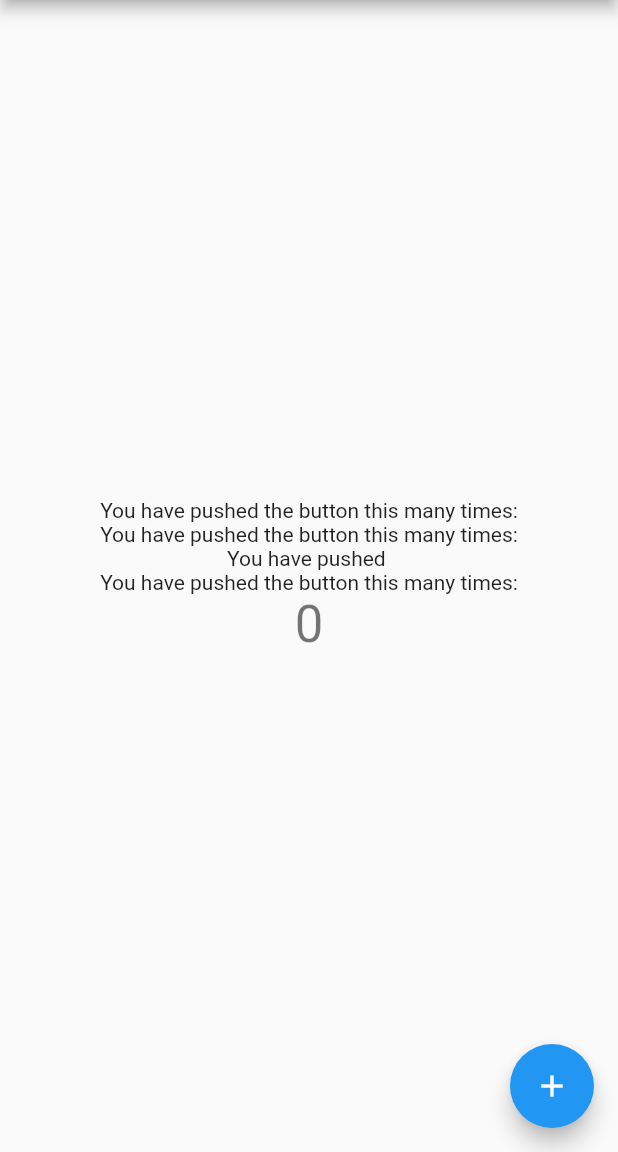
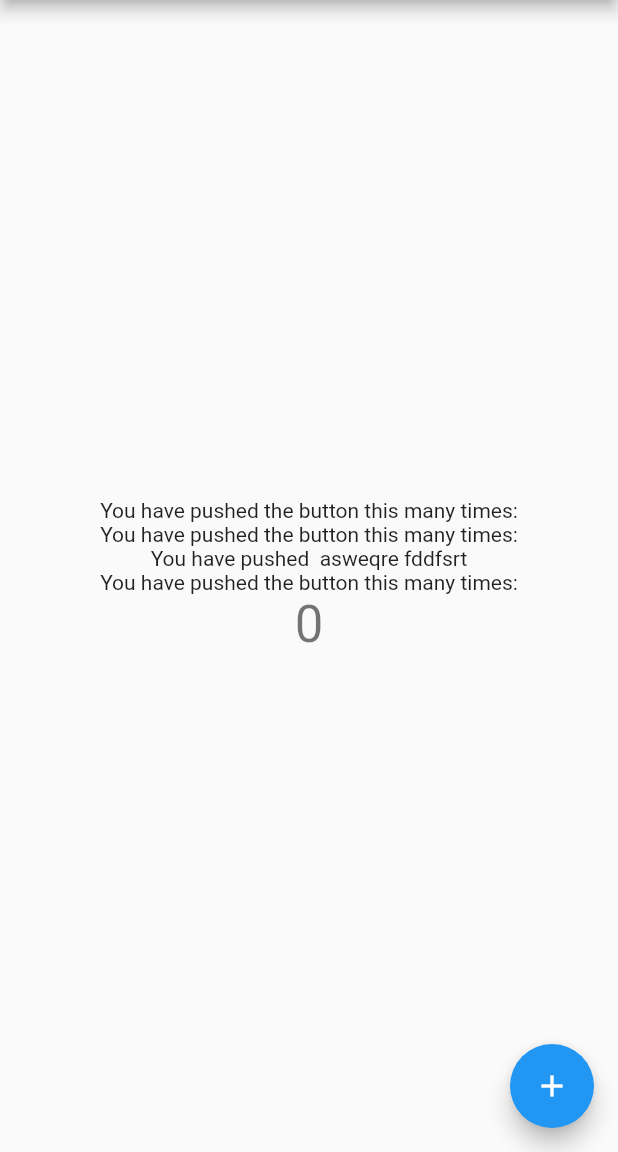
Before and after one commit to ShahinaEP/pythonbasic2, a Flutter app: the screen it shows after launch, on a phone screen of 412 x 824 dp, the part 84-1236 px from its top. Run offline on Flutter 3.47's test engine with Material 2 defaults, Android fonts, the phone set to English and light mode, and no system bars.

Commit message:
Update main.dart

```diff
--- a/lib/main.dart
+++ b/lib/main.dart
@@ -103,7 +103,7 @@ class _MyHomePageState extends State<MyHomePage> {
             ),
 
              const Text(
-              'You have pushed '
+              'You have pushed  asweqre fddfsrt'
             ),
 
             const Text(
```
